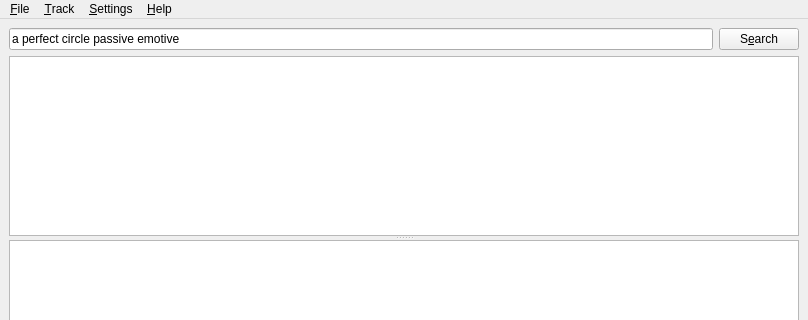
Qt form src/uic/groovewindow.ui (pippijn/libgroove) before a commit; both pictures show x 0 to 808 and y 0 to 320 of the 808 by 500 pixel window.
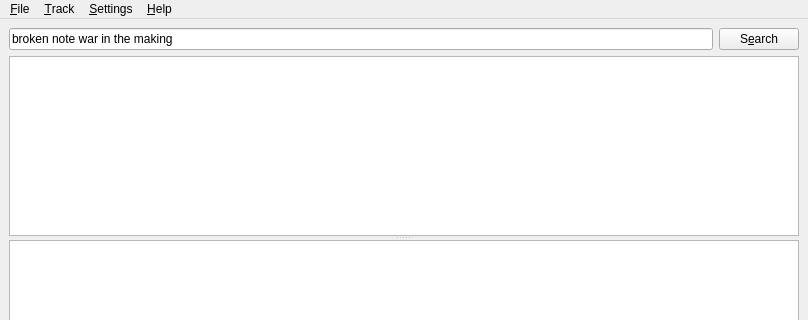
The same form after that commit.

```diff
--- a/src/uic/groovewindow.ui
+++ b/src/uic/groovewindow.ui
@@ -23,7 +23,7 @@
          <string>Search term</string>
         </property>
         <property name="text">
-         <string>a perfect circle passive emotive</string>
+         <string>broken note war in the making</string>
         </property>
        </widget>
       </item>
```
